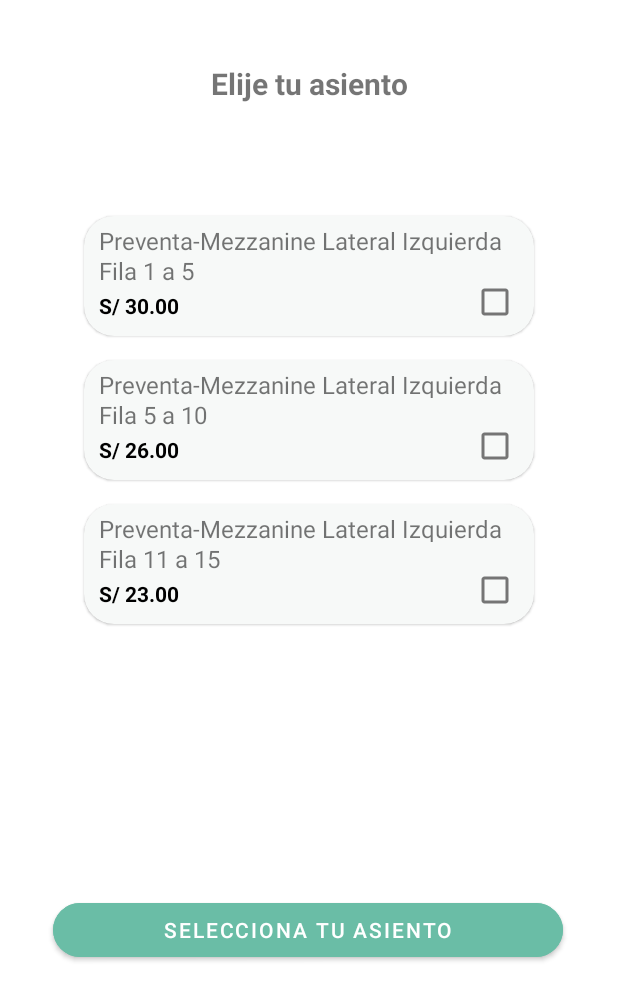
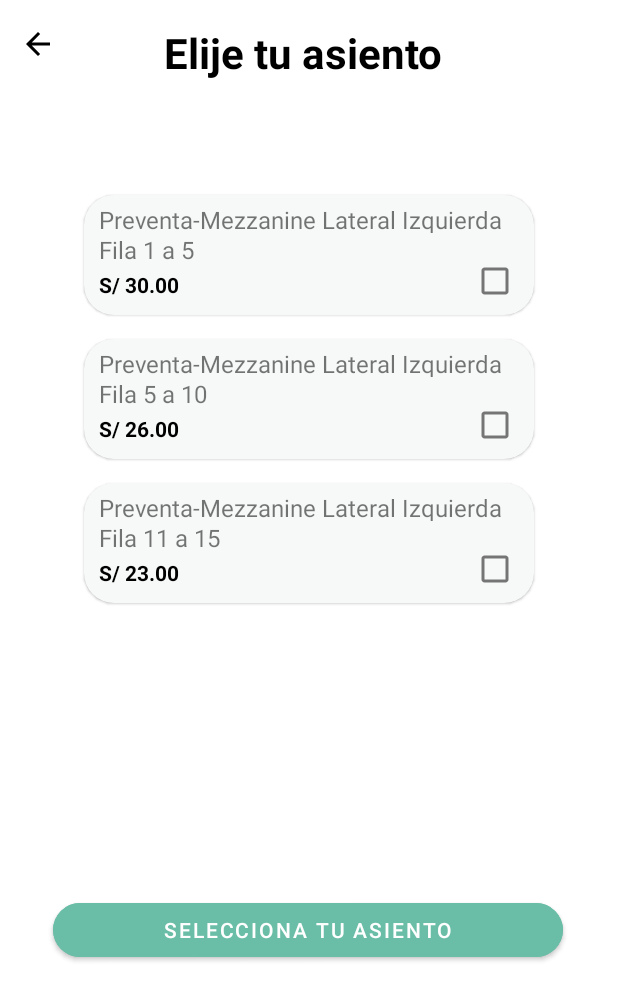
Before and after one commit to JexUgaz/-Lab2_20180217_20191417, an Android app: the layout activity_confirmation.xml on its own in the app's theme, with its tools: preview values and no code run, on a phone screen of 412 x 824 dp. Shown: the top 1001 px of the screen. Run offline under Robolectric (Android 15) with nearby library versions, the phone set to English and light mode, and no system bars.

Commit message:
Terminamos con Comfirmation

```diff
--- a/app/src/main/res/layout/activity_confirmation.xml
+++ b/app/src/main/res/layout/activity_confirmation.xml
@@ -6,26 +6,39 @@
     android:layout_height="match_parent"
     tools:context=".ConfirmationActivity">
 
+    <ImageButton
+        android:id="@+id/btnBack2"
+        android:layout_width="50dp"
+        android:layout_height="50dp"
+        android:layout_marginTop="4dp"
+        android:background="@android:color/transparent"
+        app:layout_constraintStart_toStartOf="parent"
+        app:layout_constraintTop_toTopOf="parent"
+        app:srcCompat="@drawable/flecha_back" />
+
     <TextView
         android:id="@+id/textView"
         android:layout_width="309dp"
-        android:layout_height="27dp"
+        android:layout_height="40dp"
         android:layout_marginStart="16dp"
-        android:layout_marginTop="42dp"
+        android:layout_marginTop="12dp"
         android:layout_marginEnd="16dp"
         android:gravity="center"
         android:text="Elije tu asiento"
-        android:textSize="20sp"
+        android:textColor="@color/black"
+        android:textSize="28sp"
         android:textStyle="bold"
+        app:layout_constraintBottom_toBottomOf="@+id/btnBack2"
         app:layout_constraintEnd_toEndOf="parent"
+        app:layout_constraintHorizontal_bias="0.442"
         app:layout_constraintStart_toStartOf="parent"
-        app:layout_constraintTop_toTopOf="parent" />
+        app:layout_constraintTop_toTopOf="@+id/btnBack2" />
 
     <com.google.android.material.card.MaterialCardView
         android:id="@+id/materialCardView"
         android:layout_width="300dp"
         android:layout_height="80dp"
-        android:layout_marginTop="144dp"
+        android:layout_marginTop="130dp"
         android:backgroundTint="#f7f9f8"
         android:checkable="true"
         android:clickable="true"
@@ -169,7 +182,7 @@
             android:textStyle="bold" />
 
         <CheckBox
-            android:id="@+id/checkBox20"
+            android:id="@+id/checkBox3"
             android:layout_width="wrap_content"
             android:layout_height="wrap_content"
             android:layout_marginLeft="250dp"
@@ -177,7 +190,7 @@
     </com.google.android.material.card.MaterialCardView>
 
     <Button
-        android:id="@+id/button"
+        android:id="@+id/btnSAsiento"
         android:layout_width="340dp"
         android:layout_height="wrap_content"
         android:layout_marginStart="16dp"
```
Also changed, not shown: app/src/main/java/com/example/apptelecos/ConfirmationActivity.java (+33 -0 lines).
